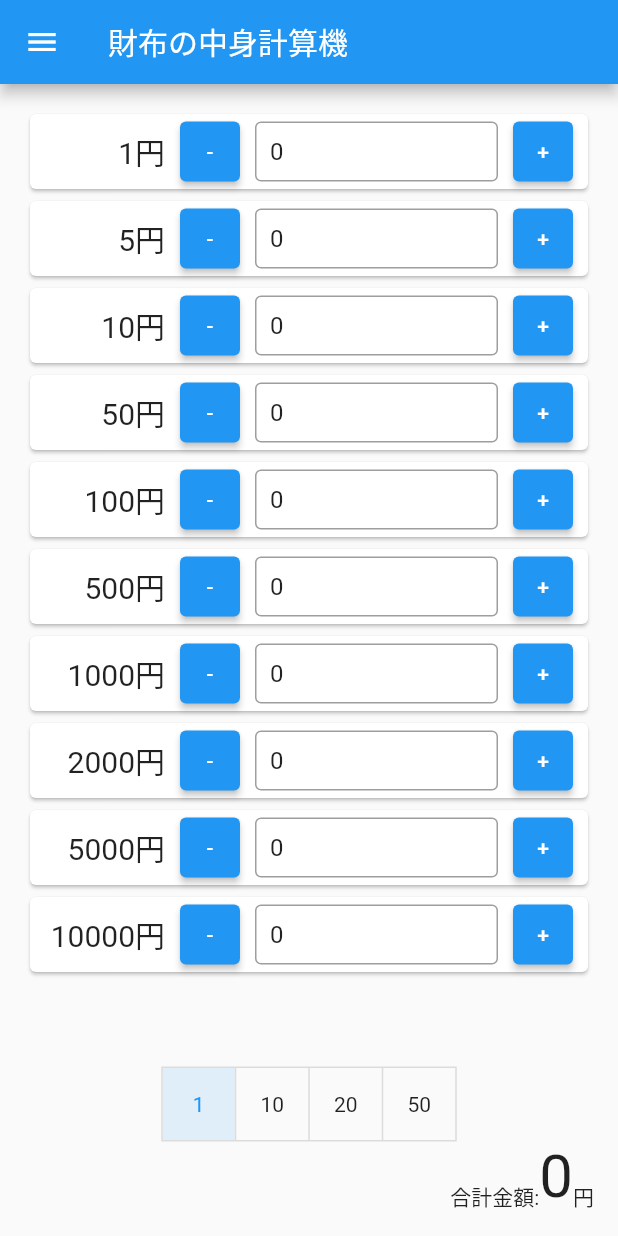
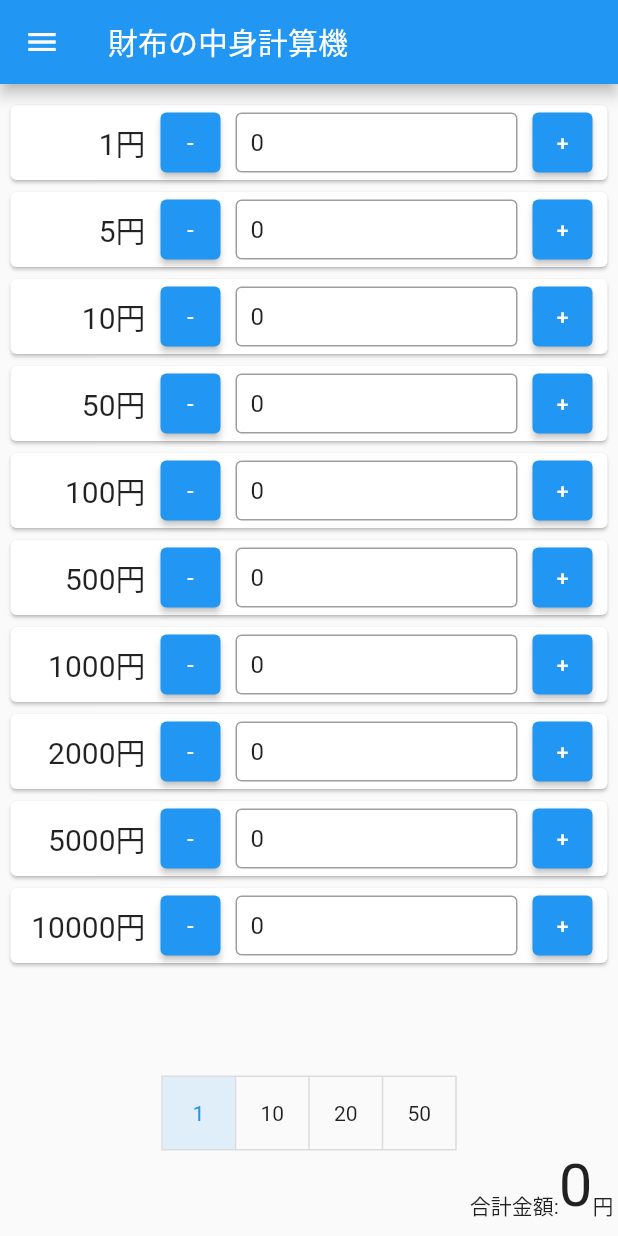
Before and after one commit to yuchan2215/FlutterMoneyCalculator, a Flutter app: the screen it shows after launch, on a phone screen of 412 x 824 dp. Run offline on Flutter 3.47's test engine with Material 2 defaults, Android fonts, the phone set to English and light mode, and no system bars; our stand-ins replace package_info_plus.

Commit message:
[change] 全体の余白を修正

```diff
--- a/lib/views/mainPage.dart
+++ b/lib/views/mainPage.dart
@@ -54,7 +54,7 @@ class MainPageState extends State<MainPage> {
       ),
       body: SafeArea(
         child: Padding(
-          padding: const EdgeInsets.all(16.0),
+          padding: const EdgeInsets.symmetric(vertical: 10.0 , horizontal: 3.0),
           child: Column(children: [
             Expanded(
                 child: ListView.builder(
```
